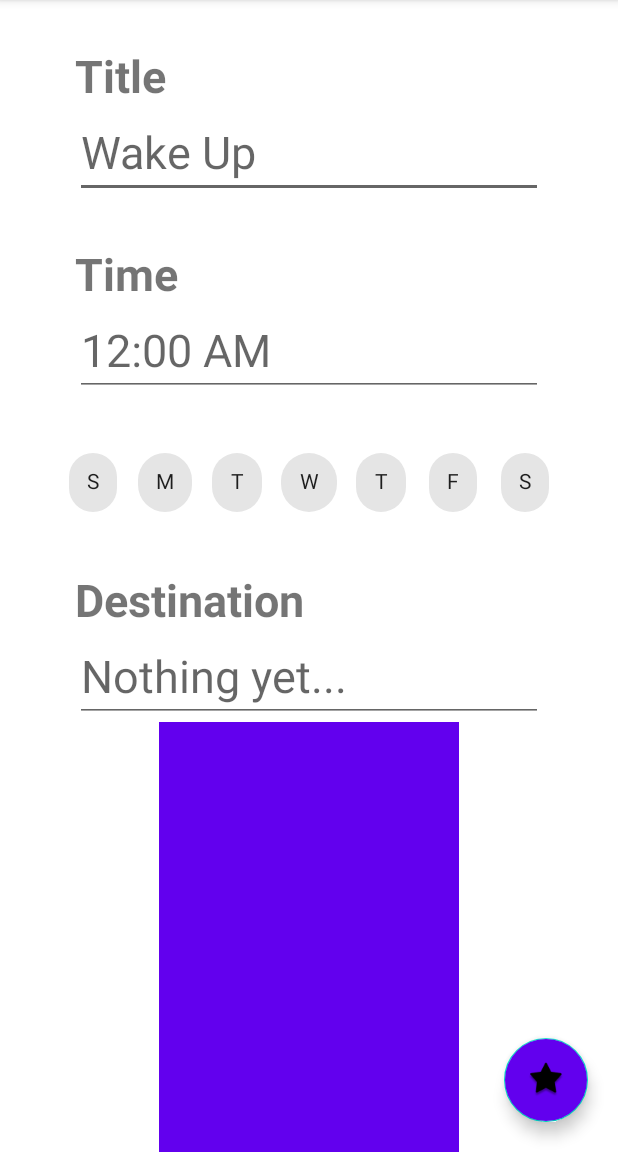
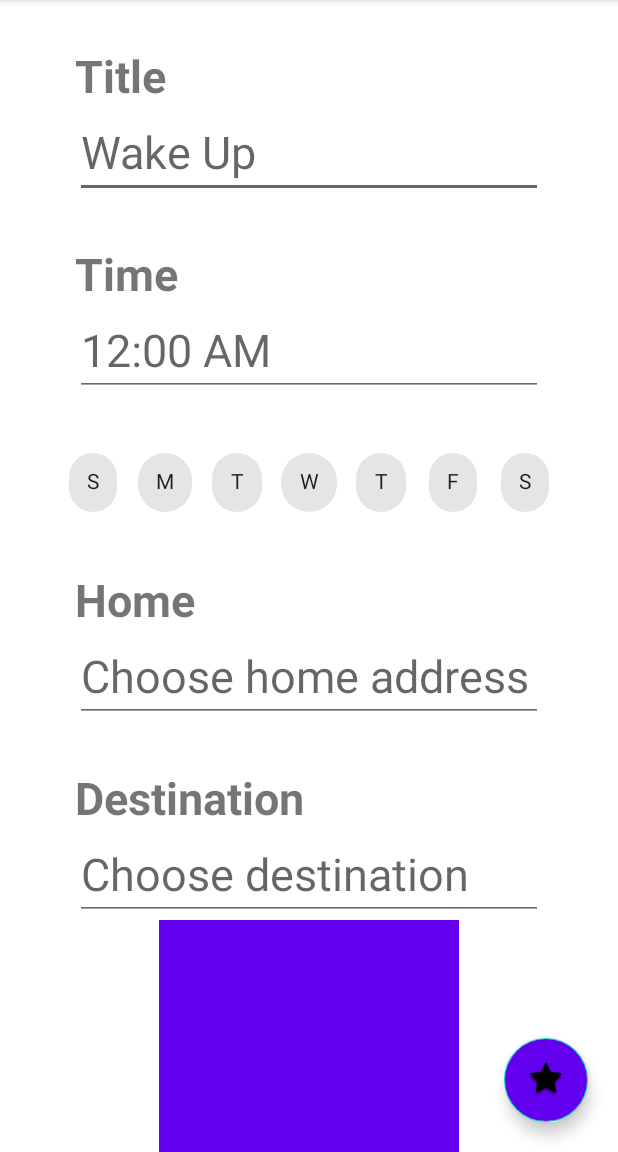
Before and after one commit to CSxCS260/Overtime, an Android app: the AddAlarm screen opened directly, with no data from a screen before it, on a phone screen of 412 x 824 dp, the part 84-1236 px from its top. Run offline under Robolectric (Android 15) with nearby library versions, the phone set to English and light mode, and no system bars.

Commit message:
Added map searching and location passing between activities

```diff
--- a/app/src/main/java/com/example/overtime/AddAlarm.java
+++ b/app/src/main/java/com/example/overtime/AddAlarm.java
@@ -1,5 +1,6 @@
 package com.example.overtime;
 
+import androidx.annotation.Nullable;
 import androidx.appcompat.app.AppCompatActivity;
 
 import android.app.TimePickerDialog;
@@ -12,6 +13,7 @@ import android.widget.TextView;
 import android.widget.TimePicker;
 import android.widget.Toast;
 
+import com.google.android.gms.maps.model.LatLng;
 import com.google.android.material.chip.Chip;
 import com.google.android.material.chip.ChipGroup;
 import com.google.android.material.floatingactionbutton.FloatingActionButton;
@@ -31,6 +33,16 @@ public class AddAlarm extends AppCompatActivity {
     private FloatingActionButton doneFAB;
     private String amOrPm;
     private ArrayList<String> daysOfWeek;
+    private LatLng homeLatLng;
+    private String homeName;
+    private LatLng destinationLatLng;
+    private String destinationName;
+    private TextView homeTV;
+    private TextView homeET;
+    private TextView destinationTV;
+    private TextView destinationET;
+    final int REQUEST_CODE_H = 100;
+    final int REQUEST_CODE_D = 101;
 
     @Override
     protected void onCreate(Bundle savedInstanceState) {
@@ -52,6 +64,26 @@ public class AddAlarm extends AppCompatActivity {
         daysOfWeekChips = findViewById(R.id.daysChipGroup);
         daysOfWeekChips.setChipSpacing(0);
         daysOfWeek = new ArrayList<>();
+        homeTV = findViewById(R.id.startingTV);
+        homeET = findViewById(R.id.startingET);
+        homeET.setOnClickListener(new View.OnClickListener() {
+            @Override
+            public void onClick(View v) {
+                Intent mapIntent = new Intent (AddAlarm.this, MapsActivity.class);
+                startActivityForResult(mapIntent, REQUEST_CODE_H);
+            }
+        });
+
+        destinationTV = findViewById(R.id.destinationTV);
+        destinationET = findViewById(R.id.destinationET);
+        destinationET.setOnClickListener(new View.OnClickListener() {
+            @Override
+            public void onClick(View v) {
+                Intent mapIntent = new Intent (AddAlarm.this, MapsActivity.class);
+                startActivityForResult(mapIntent, REQUEST_CODE_D);
+            }
+        });
+
         doneFAB = findViewById(R.id.doneFAB);
         doneFAB.setOnClickListener(new View.OnClickListener() {
             @Override
@@ -63,7 +95,6 @@ public class AddAlarm extends AppCompatActivity {
                 sendBack.putExtra("amOrPm", amOrPm);
                 checkChips();
                 sendBack.putExtra("daysOfWeek", daysOfWeek);
-
                 if (titleET.getText().toString().equals("")) {
                     Toast.makeText(AddAlarm.this, "Whoops, add a title first!", Toast.LENGTH_SHORT).show();
                 }
@@ -73,7 +104,19 @@ public class AddAlarm extends AppCompatActivity {
                 else if(daysOfWeek.isEmpty() || daysOfWeek == null){
                     Toast.makeText(AddAlarm.this, "Whoops, select a day for the alarm!", Toast.LENGTH_SHORT).show();
                 }
-                else{
+                else if(homeET.getText().toString().equals("")){
+                    Toast.makeText(AddAlarm.this, "Whoops, select a home location!", Toast.LENGTH_SHORT).show();
+                }
+                else if(destinationET.getText().toString().equals("")){
+                    Toast.makeText(AddAlarm.this, "Whoops, select a destination location!", Toast.LENGTH_SHORT).show();
+                }
+                else {
+                    sendBack.putExtra("homeLocationLat", homeLatLng.latitude);
+                    sendBack.putExtra("homeLocationLong", homeLatLng.longitude);
+                    sendBack.putExtra("homeLocationName", homeName);
+                    sendBack.putExtra("desLocationLat", destinationLatLng.latitude);
+                    sendBack.putExtra("desLocationLong", destinationLatLng.longitude);
+                    sendBack.putExtra("desLocationName", destinationName);
                     setResult(RESULT_OK, sendBack);
                     finish();
                 }
@@ -83,6 +126,7 @@ public class AddAlarm extends AppCompatActivity {
     }
 
     private void checkChips() {
+        daysOfWeek.clear();
         Chip [] chips = new Chip[7];
         chips[0] = findViewById(R.id.sundayChip);
         chips[1] = findViewById(R.id.mondayChip);
@@ -141,4 +185,22 @@ public class AddAlarm extends AppCompatActivity {
         TimePickerDialog timePickerDialog = new TimePickerDialog(this, onTimeSetListener, time.getHours(), time.getMinutes(), false);
         timePickerDialog.show();
     }
+
+    @Override
+    protected void onActivityResult(int requestCode, int resultCode, @Nullable Intent data) {
+        super.onActivityResult(requestCode, resultCode, data);
+        if (resultCode == RESULT_OK && requestCode == REQUEST_CODE_H) {
+            homeLatLng = new LatLng(data.getDoubleExtra("locationLat", -1),
+                    data.getDoubleExtra("locationLong", -1));
+            homeName = data.getStringExtra("locationName");
+            homeET.setText(homeName);
+        }
+        else if (resultCode == RESULT_OK && requestCode == REQUEST_CODE_D){
+            destinationLatLng = new LatLng(data.getDoubleExtra("locationLat", -1),
+                    data.getDoubleExtra("locationLong", -1));
+            destinationName = data.getStringExtra("locationName");
+            destinationET.setText(destinationName);
+        }
+
+    }
 }
--- a/app/src/main/java/com/example/overtime/MainActivity.java
+++ b/app/src/main/java/com/example/overtime/MainActivity.java
@@ -33,7 +33,6 @@ public class MainActivity extends AppCompatActivity {
     List<Alarm> alarmList;
     MapView mapView;
     FloatingActionButton addFAB;
-    String MAPS_BUNDLE_KEY = "";
     Adapter adapter;
     final int REQUEST_CODE = 200;
     public static final String SHARED_PREFS = "sharedPrefs";
--- a/app/src/main/res/layout/activity_add_alarm.xml
+++ b/app/src/main/res/layout/activity_add_alarm.xml
@@ -125,7 +125,7 @@
 
 
     <TextView
-        android:id="@+id/destinationTV"
+        android:id="@+id/startingTV"
         android:layout_width="match_parent"
         android:layout_height="wrap_content"
         app:layout_constraintTop_toBottomOf="@id/daysChipGroup"
@@ -133,10 +133,36 @@
         android:layout_marginTop="30dp"
         android:layout_marginStart="50dp"
         android:layout_marginEnd="50dp"
+        android:text="Home"
+        android:textSize="30dp"
+        android:textStyle="bold"/>
+    <TextView
+        android:id="@+id/startingET"
+        android:layout_width="match_parent"
+        android:layout_height="wrap_content"
+        app:layout_constraintTop_toBottomOf="@id/startingTV"
+        android:layout_marginStart="50dp"
+        android:layout_marginEnd="50dp"
+        android:backgroundTint="@color/material_on_surface_emphasis_medium"
+        android:textSize="30dp"
+        android:hint="Choose home address"
+        android:textColor="@color/white"
+        android:background="?attr/editTextBackground"
+        android:editable="false"/>
+
+    <TextView
+        android:id="@+id/destinationTV"
+        android:layout_width="match_parent"
+        android:layout_height="wrap_content"
+        app:layout_constraintTop_toBottomOf="@id/startingET"
+        app:layout_constraintStart_toStartOf="parent"
+        android:layout_marginTop="30dp"
+        android:layout_marginStart="50dp"
+        android:layout_marginEnd="50dp"
         android:text="Destination"
         android:textSize="30dp"
         android:textStyle="bold"/>
-    <EditText
+    <TextView
         android:id="@+id/destinationET"
         android:layout_width="match_parent"
         android:layout_height="wrap_content"
@@ -145,7 +171,7 @@
         android:layout_marginEnd="50dp"
         android:backgroundTint="@color/material_on_surface_emphasis_medium"
         android:textSize="30dp"
-        android:hint="Nothing yet..."
+        android:hint="Choose destination"
         android:textColor="@color/white"
         android:background="?attr/editTextBackground"
         android:editable="false"/>
--- a/app/src/main/res/values/strings.xml
+++ b/app/src/main/res/values/strings.xml
@@ -1,3 +1,4 @@
 <resources>
     <string name="app_name">Overtime</string>
+    <string name="title_activity_maps">MapsActivity</string>
 </resources>
```
Also changed, not shown: app/build.gradle (+7 -0 lines), app/src/debug/res/values/google_maps_api.xml (added, +24 -0 lines), app/src/main/AndroidManifest.xml (+25 -1 lines), app/src/main/java/com/example/overtime/MapsActivity.java (added, +211 -0 lines), app/src/main/res/layout/activity_maps.xml (added, +38 -0 lines), 2 other files.
